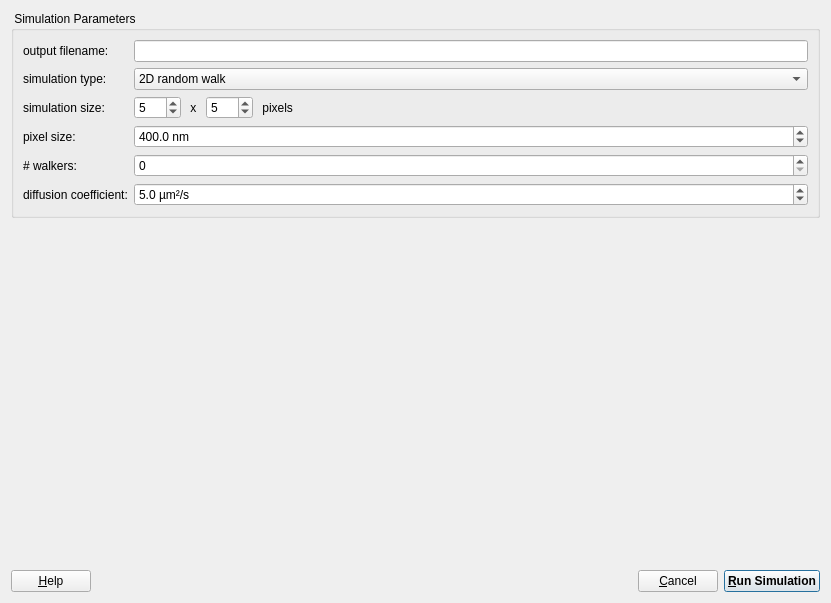
Qt form plugins/imagingfcs/qfrdrimagingfcssimulator.ui (jkriege2/QuickFit3) before a commit.
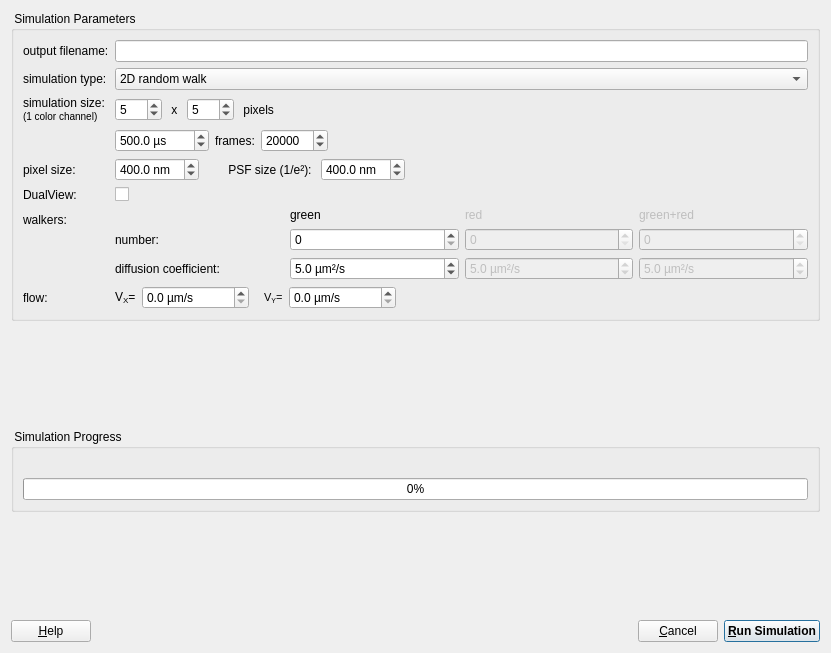
The same form after that commit. Icons and pictures are not drawn. Custom widgets are drawn as their Qt base class.

```diff
--- a/plugins/imagingfcs/qfrdrimagingfcssimulator.ui
+++ b/plugins/imagingfcs/qfrdrimagingfcssimulator.ui
@@ -7,7 +7,7 @@
     <x>0</x>
     <y>0</y>
     <width>831</width>
-    <height>603</height>
+    <height>653</height>
    </rect>
   </property>
   <property name="windowTitle">
@@ -20,6 +20,9 @@
       <string> Simulation Parameters </string>
      </property>
      <layout class="QFormLayout" name="formLayout">
+      <property name="fieldGrowthPolicy">
+       <enum>QFormLayout::AllNonFixedFieldsGrow</enum>
+      </property>
       <property name="margin">
        <number>9</number>
       </property>
@@ -49,47 +52,14 @@
         </item>
        </widget>
       </item>
-      <item row="4" column="0">
-       <widget class="QLabel" name="label_3">
-        <property name="text">
-         <string># walkers:</string>
-        </property>
-       </widget>
-      </item>
-      <item row="2" column="0">
-       <widget class="QLabel" name="label_4">
-        <property name="text">
-         <string>simulation size:</string>
-        </property>
-       </widget>
-      </item>
       <item row="3" column="0">
-       <widget class="QLabel" name="label_5">
+       <widget class="QLabel" name="label_4">
         <property name="text">
-         <string>pixel size:</string>
+         <string>simulation size:&lt;br&gt;&lt;small&gt;(1 color channel)&lt;/small&gt;</string>
         </property>
        </widget>
       </item>
       <item row="3" column="1">
-       <widget class="QDoubleSpinBox" name="spinPixelSize">
-        <property name="suffix">
-         <string> nm</string>
-        </property>
-        <property name="decimals">
-         <number>1</number>
-        </property>
-        <property name="maximum">
-         <double>1000.000000000000000</double>
-        </property>
-        <property name="singleStep">
-         <double>10.000000000000000</double>
-        </property>
-        <property name="value">
-         <double>400.000000000000000</double>
-        </property>
-       </widget>
-      </item>
-      <item row="2" column="1">
        <layout class="QHBoxLayout" name="horizontalLayout_2">
         <item>
          <widget class="QSpinBox" name="spinWidth">
@@ -146,32 +116,393 @@
         </item>
        </layout>
       </item>
-      <item row="4" column="1">
-       <widget class="QSpinBox" name="spinWalkers"/>
-      </item>
       <item row="5" column="0">
-       <widget class="QLabel" name="label_7">
+       <widget class="QLabel" name="label_5">
         <property name="text">
-         <string>diffusion coefficient:</string>
+         <string>pixel size:</string>
         </property>
        </widget>
       </item>
+      <item row="9" column="0">
+       <widget class="QLabel" name="label_3">
+        <property name="text">
+         <string>flow:</string>
+        </property>
+       </widget>
+      </item>
+      <item row="7" column="1">
+       <layout class="QGridLayout" name="gridLayout">
+        <item row="0" column="2">
+         <widget class="QLabel" name="label_11">
+          <property name="enabled">
+           <bool>false</bool>
+          </property>
+          <property name="text">
+           <string>red</string>
+          </property>
+         </widget>
+        </item>
+        <item row="0" column="3">
+         <widget class="QLabel" name="label_12">
+          <property name="enabled">
+           <bool>false</bool>
+          </property>
+          <property name="text">
+           <string>green+red</string>
+          </property>
+         </widget>
+        </item>
+        <item row="1" column="0">
+         <widget class="QLabel" name="label_13">
+          <property name="text">
+           <string>number:</string>
+          </property>
+         </widget>
+        </item>
+        <item row="0" column="1">
+         <widget class="QLabel" name="label_10">
+          <property name="text">
+           <string>green</string>
+          </property>
+         </widget>
+        </item>
+        <item row="2" column="0">
+         <widget class="QLabel" name="label_7">
+          <property name="text">
+           <string>diffusion coefficient:</string>
+          </property>
+         </widget>
+        </item>
+        <item row="1" column="1">
+         <widget class="QSpinBox" name="spinWalkersG"/>
+        </item>
+        <item row="1" column="2">
+         <widget class="QSpinBox" name="spinWalkersR">
+          <property name="enabled">
+           <bool>false</bool>
+          </property>
+         </widget>
+        </item>
+        <item row="1" column="3">
+         <widget class="QSpinBox" name="spinWalkersRG">
+          <property name="enabled">
+           <bool>false</bool>
+          </property>
+         </widget>
+        </item>
+        <item row="2" column="1">
+         <widget class="QDoubleSpinBox" name="spinDG">
+          <property name="suffix">
+           <string> µm²/s</string>
+          </property>
+          <property name="decimals">
+           <number>1</number>
+          </property>
+          <property name="maximum">
+           <double>1000.000000000000000</double>
+          </property>
+          <property name="singleStep">
+           <double>1.000000000000000</double>
+          </property>
+          <property name="value">
+           <double>5.000000000000000</double>
+          </property>
+         </widget>
+        </item>
+        <item row="2" column="2">
+         <widget class="QDoubleSpinBox" name="spinDR">
+          <property name="enabled">
+           <bool>false</bool>
+          </property>
+          <property name="suffix">
+           <string> µm²/s</string>
+          </property>
+          <property name="decimals">
+           <number>1</number>
+          </property>
+          <property name="maximum">
+           <double>1000.000000000000000</double>
+          </property>
+          <property name="singleStep">
+           <double>1.000000000000000</double>
+          </property>
+          <property name="value">
+           <double>5.000000000000000</double>
+          </property>
+         </widget>
+        </item>
+        <item row="2" column="3">
+         <widget class="QDoubleSpinBox" name="spinDRG">
+          <property name="enabled">
+           <bool>false</bool>
+          </property>
+          <property name="suffix">
+           <string> µm²/s</string>
+          </property>
+          <property name="decimals">
+           <number>1</number>
+          </property>
+          <property name="maximum">
+           <double>1000.000000000000000</double>
+          </property>
+          <property name="singleStep">
+           <double>1.000000000000000</double>
+          </property>
+          <property name="value">
+           <double>5.000000000000000</double>
+          </property>
+         </widget>
+        </item>
+       </layout>
+      </item>
+      <item row="7" column="0">
+       <widget class="QLabel" name="label_9">
+        <property name="text">
+         <string>walkers:</string>
+        </property>
+       </widget>
+      </item>
+      <item row="6" column="0">
+       <widget class="QLabel" name="label_14">
+        <property name="text">
+         <string>DualView:</string>
+        </property>
+       </widget>
+      </item>
+      <item row="6" column="1">
+       <widget class="QCheckBox" name="chkDualView">
+        <property name="text">
+         <string/>
+        </property>
+       </widget>
+      </item>
+      <item row="9" column="1">
+       <layout class="QHBoxLayout" name="horizontalLayout_3">
+        <item>
+         <widget class="QLabel" name="label_15">
+          <property name="text">
+           <string>V&lt;sub&gt;X&lt;/sub&gt;=</string>
+          </property>
+         </widget>
+        </item>
+        <item>
+         <widget class="QDoubleSpinBox" name="spinVX">
+          <property name="suffix">
+           <string> µm/s</string>
+          </property>
+          <property name="decimals">
+           <number>1</number>
+          </property>
+          <property name="maximum">
+           <double>1000000.000000000000000</double>
+          </property>
+          <property name="singleStep">
+           <double>10.000000000000000</double>
+          </property>
+          <property name="value">
+           <double>0.000000000000000</double>
+          </property>
+         </widget>
+        </item>
+        <item>
+         <widget class="QLabel" name="label_16">
+          <property name="text">
+           <string>&lt;!DOCTYPE HTML PUBLIC &quot;-//W3C//DTD HTML 4.0//EN&quot; &quot;http://www.w3.org/TR/REC-html40/strict.dtd&quot;&gt;
+&lt;html&gt;&lt;head&gt;&lt;meta name=&quot;qrichtext&quot; content=&quot;1&quot; /&gt;&lt;style type=&quot;text/css&quot;&gt;
+p, li { white-space: pre-wrap; }
+&lt;/style&gt;&lt;/head&gt;&lt;body style=&quot; font-family:'MS Shell Dlg 2'; font-size:8.25pt; font-weight:400; font-style:normal;&quot;&gt;
+&lt;p style=&quot; margin-top:0px; margin-bottom:0px; margin-left:0px; margin-right:0px; -qt-block-indent:0; text-indent:0px;&quot;&gt;   V&lt;span style=&quot; vertical-align:sub;&quot;&gt;Y&lt;/span&gt;=&lt;/p&gt;&lt;/body&gt;&lt;/html&gt;</string>
+          </property>
+         </widget>
+        </item>
+        <item>
+         <widget class="QDoubleSpinBox" name="spinVY">
+          <property name="suffix">
+           <string> µm/s</string>
+          </property>
+          <property name="decimals">
+           <number>1</number>
+          </property>
+          <property name="maximum">
+           <double>1000000.000000000000000</double>
+          </property>
+          <property name="singleStep">
+           <double>10.000000000000000</double>
+          </property>
+          <property name="value">
+           <double>0.000000000000000</double>
+          </property>
+         </widget>
+        </item>
+        <item>
+         <spacer name="horizontalSpacer_3">
+          <property name="orientation">
+           <enum>Qt::Horizontal</enum>
+          </property>
+          <property name="sizeHint" stdset="0">
+           <size>
+            <width>40</width>
+            <height>20</height>
+           </size>
+          </property>
+         </spacer>
+        </item>
+       </layout>
+      </item>
       <item row="5" column="1">
-       <widget class="QDoubleSpinBox" name="spinD">
-        <property name="suffix">
-         <string> µm²/s</string>
+       <layout class="QHBoxLayout" name="horizontalLayout_4">
+        <item>
+         <widget class="QDoubleSpinBox" name="spinPixelSize">
+          <property name="suffix">
+           <string> nm</string>
+          </property>
+          <property name="decimals">
+           <number>1</number>
+          </property>
+          <property name="maximum">
+           <double>1000.000000000000000</double>
+          </property>
+          <property name="singleStep">
+           <double>10.000000000000000</double>
+          </property>
+          <property name="value">
+           <double>400.000000000000000</double>
+          </property>
+         </widget>
+        </item>
+        <item>
+         <widget class="QLabel" name="label_17">
+          <property name="text">
+           <string>       PSF size (1/e²): </string>
+          </property>
+         </widget>
+        </item>
+        <item>
+         <widget class="QDoubleSpinBox" name="spinPSFSize">
+          <property name="suffix">
+           <string> nm</string>
+          </property>
+          <property name="decimals">
+           <number>1</number>
+          </property>
+          <property name="maximum">
+           <double>1000.000000000000000</double>
+          </property>
+          <property name="singleStep">
+           <double>10.000000000000000</double>
+          </property>
+          <property name="value">
+           <double>400.000000000000000</double>
+          </property>
+         </widget>
+        </item>
+        <item>
+         <spacer name="horizontalSpacer_4">
+          <property name="orientation">
+           <enum>Qt::Horizontal</enum>
+          </property>
+          <property name="sizeHint" stdset="0">
+           <size>
+            <width>40</width>
+            <height>20</height>
+           </size>
+          </property>
+         </spacer>
+        </item>
+       </layout>
+      </item>
+      <item row="4" column="1">
+       <layout class="QHBoxLayout" name="horizontalLayout_5">
+        <item>
+         <widget class="QDoubleSpinBox" name="spinFrametime">
+          <property name="suffix">
+           <string> µs</string>
+          </property>
+          <property name="decimals">
+           <number>1</number>
+          </property>
+          <property name="maximum">
+           <double>1000000.000000000000000</double>
+          </property>
+          <property name="singleStep">
+           <double>10.000000000000000</double>
+          </property>
+          <property name="value">
+           <double>500.000000000000000</double>
+          </property>
+         </widget>
+        </item>
+        <item>
+         <widget class="QLabel" name="label_18">
+          <property name="text">
+           <string>frames:</string>
+          </property>
+         </widget>
+        </item>
+        <item>
+         <widget class="QSpinBox" name="spinFrames">
+          <property name="suffix">
+           <string/>
+          </property>
+          <property name="minimum">
+           <number>1</number>
+          </property>
+          <property name="maximum">
+           <number>1000000</number>
+          </property>
+          <property name="value">
+           <number>20000</number>
+          </property>
+         </widget>
+        </item>
+        <item>
+         <spacer name="horizontalSpacer_5">
+          <property name="orientation">
+           <enum>Qt::Horizontal</enum>
+          </property>
+          <property name="sizeHint" stdset="0">
+           <size>
+            <width>40</width>
+            <height>20</height>
+           </size>
+          </property>
+         </spacer>
+        </item>
+       </layout>
+      </item>
+     </layout>
+    </widget>
+   </item>
+   <item>
+    <spacer name="verticalSpacer_2">
+     <property name="orientation">
+      <enum>Qt::Vertical</enum>
+     </property>
+     <property name="sizeHint" stdset="0">
+      <size>
+       <width>20</width>
+       <height>40</height>
+      </size>
+     </property>
+    </spacer>
+   </item>
+   <item>
+    <widget class="QGroupBox" name="groupBox">
+     <property name="title">
+      <string> Simulation Progress </string>
+     </property>
+     <layout class="QVBoxLayout" name="verticalLayout_2">
+      <item>
+       <widget class="QLabel" name="labProgress">
+        <property name="text">
+         <string/>
         </property>
-        <property name="decimals">
-         <number>1</number>
-        </property>
-        <property name="maximum">
-         <double>1000.000000000000000</double>
-        </property>
-        <property name="singleStep">
-         <double>1.000000000000000</double>
-        </property>
+       </widget>
+      </item>
+      <item>
+       <widget class="QProgressBar" name="progressBar">
         <property name="value">
-         <double>5.000000000000000</double>
+         <number>0</number>
         </property>
        </widget>
       </item>
@@ -244,6 +575,13 @@
    </item>
   </layout>
  </widget>
+ <customwidgets>
+  <customwidget>
+   <class>QEnhancedLineEdit</class>
+   <extends>QLineEdit</extends>
+   <header>qenhancedlineedit.h</header>
+  </customwidget>
+ </customwidgets>
  <resources>
   <include location="../../lib/lib.qrc"/>
   <include location="../../lib/lib.qrc"/>
```
Left out of the diff: 101 changed lines with no effect on the pictures.
